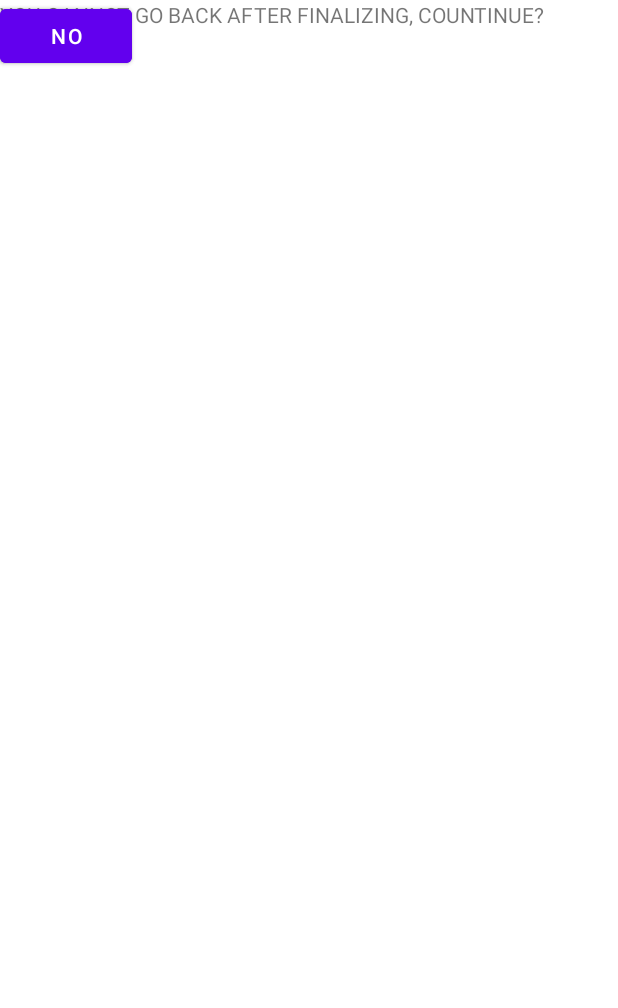
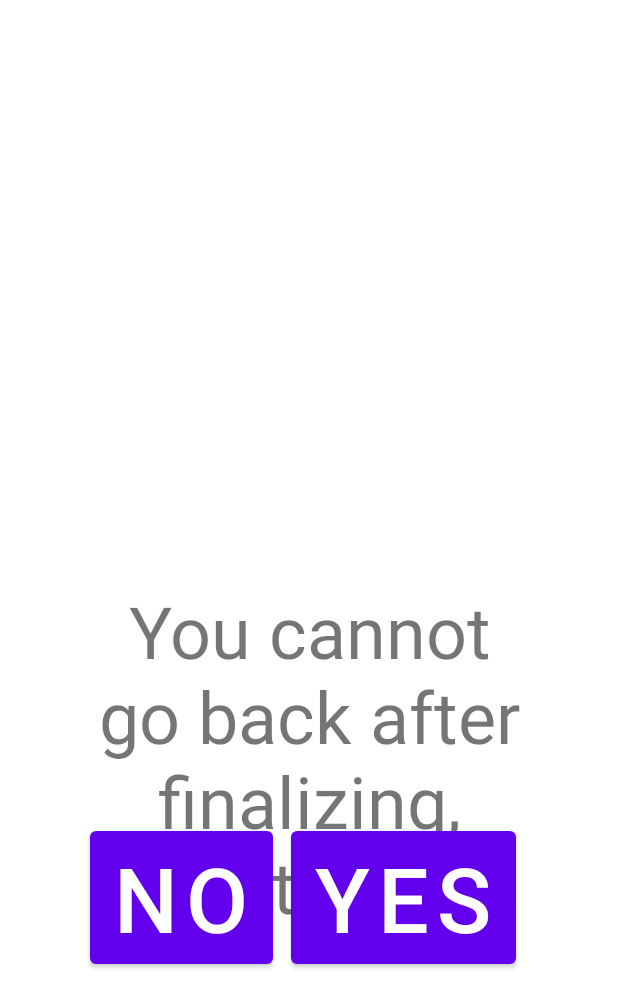
Before and after one commit to zoeysears/2025scoutingapp, an Android app: the layout activity_popup.xml on its own in the app's theme, with its tools: preview values and no code run, on a phone screen of 412 x 824 dp. Shown: the top 1008 px of the screen. Run offline under Robolectric (Android 15) with nearby library versions, the phone set to English and light mode, and no system bars.

Commit message:
constrained stage, popup, and back and next buttons for all pages

```diff
--- a/app/src/main/res/layout/activity_popup.xml
+++ b/app/src/main/res/layout/activity_popup.xml
@@ -1,30 +1,43 @@
 <?xml version="1.0" encoding="utf-8"?>
 <androidx.constraintlayout.widget.ConstraintLayout xmlns:android="http://schemas.android.com/apk/res/android"
+    xmlns:app="http://schemas.android.com/apk/res-auto"
     xmlns:tools="http://schemas.android.com/tools"
     android:layout_width="match_parent"
     android:layout_height="match_parent">
 
     <Button
-        android:id="@+id/button9"
+        android:id="@+id/popupNextButton"
         android:layout_width="wrap_content"
         android:layout_height="wrap_content"
+        android:layout_marginTop="548dp"
+        android:layout_marginEnd="68dp"
         android:text="Yes"
-        tools:layout_editor_absoluteX="439dp"
-        tools:layout_editor_absoluteY="528dp" />
+        android:textSize="60sp"
+        app:layout_constraintEnd_toEndOf="parent"
+        app:layout_constraintTop_toTopOf="parent" />
 
     <Button
-        android:id="@+id/button10"
+        android:id="@+id/popupBackButton"
         android:layout_width="wrap_content"
         android:layout_height="wrap_content"
+        android:layout_marginStart="60dp"
+        android:layout_marginTop="548dp"
         android:text="NO"
-        tools:layout_editor_absoluteX="58dp"
-        tools:layout_editor_absoluteY="528dp" />
+        android:onClick="backStage"
+        android:textSize="60sp"
+        app:layout_constraintStart_toStartOf="parent"
+        app:layout_constraintTop_toTopOf="parent" />
 
     <TextView
-        android:id="@+id/textView9"
+        android:id="@+id/popupTextView"
         android:layout_width="wrap_content"
         android:layout_height="wrap_content"
-        android:text="YOU CANNOT GO BACK AFTER FINALIZING, COUNTINUE?"
-        tools:layout_editor_absoluteX="120dp"
-        tools:layout_editor_absoluteY="471dp" />
+        android:layout_marginTop="388dp"
+        android:gravity="center"
+        android:text="You cannot go back after finalizing, continue?"
+        android:textSize="48sp"
+        app:layout_constraintEnd_toEndOf="parent"
+        app:layout_constraintHorizontal_bias="0.0"
+        app:layout_constraintStart_toStartOf="parent"
+        app:layout_constraintTop_toTopOf="parent" />
 </androidx.constraintlayout.widget.ConstraintLayout>
```
Also changed, not shown: app/src/main/AndroidManifest.xml (+18 -0 lines), app/src/main/java/com/example/scouting_app_2024/PopupActivity.java (added, +20 -0 lines), app/src/main/java/com/example/scouting_app_2024/StageActivity.java (+33 -1 lines), app/src/main/res/layout/activity_stage.xml (+30 -18 lines).
